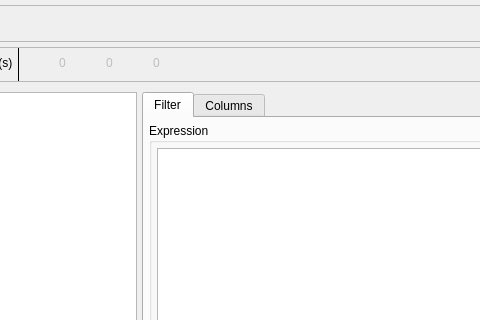
Above: libs/libgui/ui/tools/datagridwidget.ui from maniac787/pgmodeler before the change; both pictures show x 182 to 662 and y 0 to 320 of the 890 by 826 pixel window. Below: the same form after it.
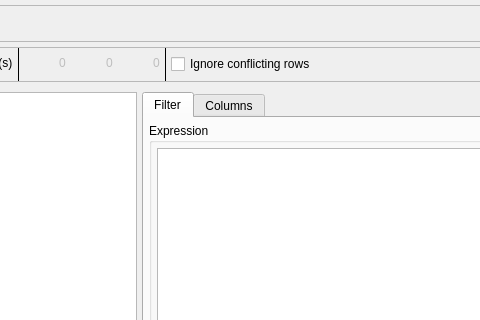
That is the form after the change. Icons and pictures are not drawn.

Commit message: Added an option to DataGridWidget to toggle ON CONFLICT DO NOTHING on insert operations.

What changed in the file:
```diff
--- a/libs/libgui/ui/tools/datagridwidget.ui
+++ b/libs/libgui/ui/tools/datagridwidget.ui
@@ -603,6 +603,44 @@
           </item>
          </layout>
         </item>
+        <item>
+         <widget class="Line" name="separator2_ln">
+          <property name="minimumSize">
+           <size>
+            <width>0</width>
+            <height>0</height>
+           </size>
+          </property>
+          <property name="maximumSize">
+           <size>
+            <width>1</width>
+            <height>16777215</height>
+           </size>
+          </property>
+          <property name="autoFillBackground">
+           <bool>false</bool>
+          </property>
+          <property name="frameShadow">
+           <enum>QFrame::Shadow::Plain</enum>
+          </property>
+          <property name="lineWidth">
+           <number>1</number>
+          </property>
+          <property name="orientation">
+           <enum>Qt::Orientation::Vertical</enum>
+          </property>
+         </widget>
+        </item>
+        <item>
+         <widget class="QCheckBox" name="ignore_conflict_chk">
+          <property name="toolTip">
+           <string>&lt;p&gt;Discard conflicting rows during INSERT operations without aborting the current transaction.&lt;/p&gt;</string>
+          </property>
+          <property name="text">
+           <string>Ignore conflicting rows</string>
+          </property>
+         </widget>
+        </item>
         <item>
          <spacer name="horizontalSpacer">
           <property name="orientation">
```
Left out of the diff: 6 changed lines with no effect on the pictures. The commit also changes 1 other file.
